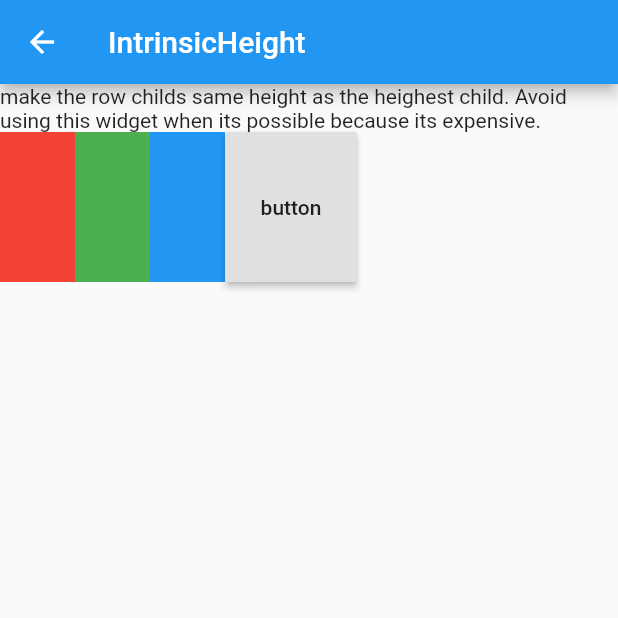
After one commit to bakhtiararifinid/flutter-widgets, a Flutter app: the IntrinsicHeightPage screen opened by its route, on a phone screen of 412 x 824 dp, the top half of it. The commit adds this screen. Run offline on Flutter 3.47's test engine with Material 2 defaults, Android fonts, the phone set to English and light mode, and no system bars.

Commit message:
intrinsic height page

```diff
--- a/lib/src/App.dart
+++ b/lib/src/App.dart
@@ -15,6 +15,7 @@ import 'package:flutter_widgets/src/pages/fractionally_sized_box_page.dart';
 import 'package:flutter_widgets/src/pages/home.dart';
 import 'package:flutter_widgets/src/pages/icon_page.dart';
 import 'package:flutter_widgets/src/pages/image_page.dart';
+import 'package:flutter_widgets/src/pages/intrinsic_height_page.dart';
 import 'package:flutter_widgets/src/pages/layout_page.dart';
 import 'package:flutter_widgets/src/pages/material_page.dart';
 import 'package:flutter_widgets/src/pages/padding_page.dart';
@@ -54,6 +55,7 @@ class App extends StatelessWidget {
         '/constrained-box': (context) => ConstrainedBoxPage(),
         '/base-line': (context) => BaseLinePage(),
         '/fractionally-sized-box': (context) => FractionallySizedBoxPage(),
+        '/intrinsic-height': (context) => IntrinsicHeightPage(),
         '/material-design': (context) => MaterialDesignPage(),
         '/scaffold': (context) => ScaffoldPage(),
         '/appbar': (context) => AppBarPage(),
--- a/lib/src/pages/fractionally_sized_box_page.dart
+++ b/lib/src/pages/fractionally_sized_box_page.dart
@@ -1,5 +1,3 @@
-import 'dart:math';
-
 import 'package:flutter/material.dart';
 
 class FractionallySizedBoxPage extends StatelessWidget {
--- /dev/null
+++ b/lib/src/pages/intrinsic_height_page.dart
@@ -0,0 +1,43 @@
+import 'package:flutter/material.dart';
+
+class IntrinsicHeightPage extends StatelessWidget {
+  @override
+  Widget build(BuildContext context) {
+    return Scaffold(
+      appBar: AppBar(
+        title: Text('IntrinsicHeight'),
+      ),
+      body: ListView(
+        children: <Widget>[
+          Text('make the row childs same height as the heighest child. Avoid using this widget when its possible because its expensive.'),
+          IntrinsicHeight(
+            child: Row(
+              crossAxisAlignment: CrossAxisAlignment.stretch,
+              children: <Widget>[
+                Container(
+                  color: Colors.red,
+                  width: 50,
+                  height: 100,
+                ),
+                Container(
+                  color: Colors.green,
+                  width: 50,
+                  height: 50,
+                ),
+                Container(
+                  color: Colors.blue,
+                  width: 50,
+                  height: 80,
+                ),
+                RaisedButton(
+                  child: Text('button'),
+                  onPressed: () {},
+                )
+              ],
+            ),
+          ),
+        ],
+      ),
+    );
+  }
+}
--- a/lib/src/pages/layout_page.dart
+++ b/lib/src/pages/layout_page.dart
@@ -45,6 +45,10 @@ class LayoutPage extends StatelessWidget {
             title: Text('FractionallySizedBox'),
             onTap: () => Navigator.of(context).pushNamed('/fractionally-sized-box'),
           ),
+          ListTile(
+            title: Text('IntrinsicHeight'),
+            onTap: () => Navigator.of(context).pushNamed('/intrinsic-height'),
+          ),
         ],
       ),
     );
```
